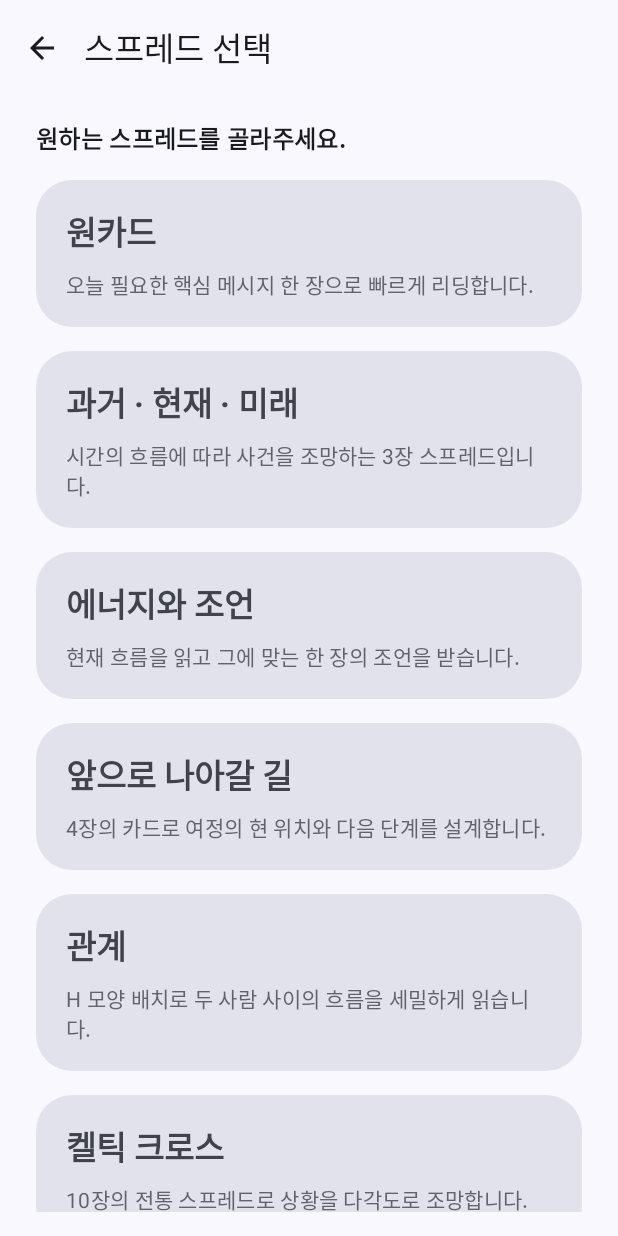
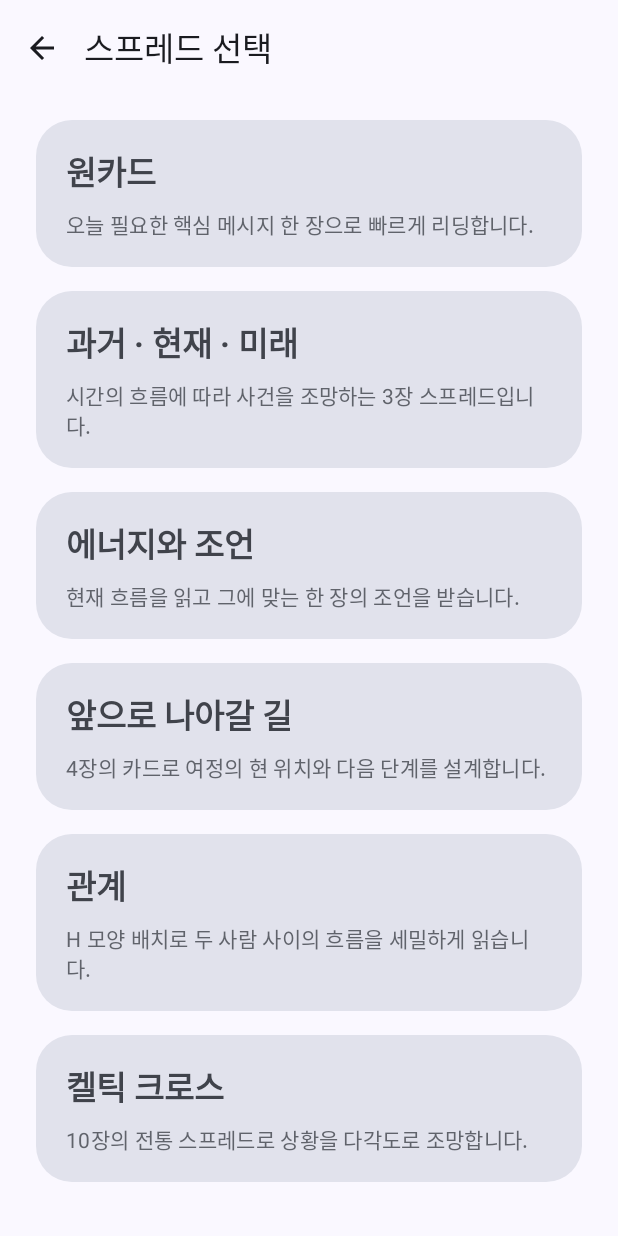
Before and after one commit to pinwormmy/TarotCard, an Android app built with Jetpack Compose: the SpreadMenuScreen screen opened through its navigation route, on a phone screen of 412 x 824 dp. Run offline under Robolectric (Android 15) with nearby library versions, the phone set to English and light mode, and no system bars.

Commit message:
시스템 네비게이션 켰을 때 하단 잘리는 문제 수정
추후 다양한 기기에서 화면 비율 모두 체크해야함

```diff
--- a/app/src/main/java/com/pinwormmy/tarotcard/ui/screens/SpreadMenuScreen.kt
+++ b/app/src/main/java/com/pinwormmy/tarotcard/ui/screens/SpreadMenuScreen.kt
@@ -3,9 +3,12 @@ package com.pinwormmy.tarotcard.ui.screens
 import androidx.compose.foundation.clickable
 import androidx.compose.foundation.layout.Arrangement
 import androidx.compose.foundation.layout.Column
+import androidx.compose.foundation.layout.WindowInsets
 import androidx.compose.foundation.layout.fillMaxSize
 import androidx.compose.foundation.layout.fillMaxWidth
+import androidx.compose.foundation.layout.navigationBars
 import androidx.compose.foundation.layout.padding
+import androidx.compose.foundation.layout.windowInsetsPadding
 import androidx.compose.foundation.shape.RoundedCornerShape
 import androidx.compose.foundation.rememberScrollState
 import androidx.compose.foundation.verticalScroll
@@ -56,16 +59,11 @@ fun SpreadMenuScreen(
                 .fillMaxSize()
                 .padding(innerPadding)
                 .padding(horizontal = 24.dp, vertical = 16.dp)
+                .windowInsetsPadding(WindowInsets.navigationBars)
                 .verticalScroll(rememberScrollState()),
             horizontalAlignment = Alignment.CenterHorizontally,
             verticalArrangement = Arrangement.spacedBy(16.dp)
         ) {
-            Text(
-                modifier = Modifier.fillMaxWidth(),
-                text = "원하는 스프레드를 골라주세요.",
-                style = MaterialTheme.typography.titleMedium,
-                fontWeight = FontWeight.SemiBold
-            )
             spreads.forEach { definition ->
                 SpreadMenuCard(
                     spread = definition,
```
